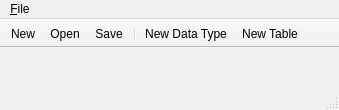
The window that mainwindow.ui (fritzone/ddm) describes before a commit, drawn with Qt 5.
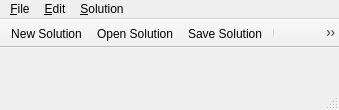
The same window after the commit. Icons and pictures are not drawn.

The edit to the form file:
```diff
--- a/mainwindow.ui
+++ b/mainwindow.ui
@@ -36,7 +36,7 @@
      <x>0</x>
      <y>0</y>
      <width>339</width>
-     <height>25</height>
+     <height>26</height>
     </rect>
    </property>
    <widget class="QMenu" name="menu_File">
@@ -45,8 +45,23 @@
     </property>
     <addaction name="action_New"/>
     <addaction name="action_Open"/>
+    <addaction name="action_Save"/>
+   </widget>
+   <widget class="QMenu" name="menu_Solution">
+    <property name="title">
+     <string>&amp;Solution</string>
+    </property>
+    <addaction name="action_NewDataType"/>
+    <addaction name="action_NewTable"/>
+   </widget>
+   <widget class="QMenu" name="menu_Edit">
+    <property name="title">
+     <string>&amp;Edit</string>
+    </property>
    </widget>
    <addaction name="menu_File"/>
+   <addaction name="menu_Edit"/>
+   <addaction name="menu_Solution"/>
   </widget>
   <widget class="QToolBar" name="mainToolBar">
    <property name="movable">
@@ -78,7 +93,10 @@
      <normaloff>:/images/actions/images/actions/filenew.png</normaloff>:/images/actions/images/actions/filenew.png</iconset>
    </property>
    <property name="text">
-    <string>&amp;New</string>
+    <string>&amp;New Solution</string>
+   </property>
+   <property name="shortcut">
+    <string>Ctrl+N</string>
    </property>
   </action>
   <action name="action_Save">
@@ -87,7 +105,7 @@
      <normaloff>:/images/actions/images/actions/filesave.png</normaloff>:/images/actions/images/actions/filesave.png</iconset>
    </property>
    <property name="text">
-    <string>&amp;Save</string>
+    <string>&amp;Save Solution</string>
    </property>
    <property name="toolTip">
     <string>Save</string>
@@ -97,6 +115,9 @@
    </property>
   </action>
   <action name="action_NewDataType">
+   <property name="enabled">
+    <bool>false</bool>
+   </property>
    <property name="icon">
     <iconset resource="dbm.qrc">
      <normaloff>:/images/actions/images/actions/add.png</normaloff>:/images/actions/images/actions/add.png</iconset>
@@ -104,6 +125,9 @@
    <property name="text">
     <string>New &amp;Data Type</string>
    </property>
+   <property name="iconText">
+    <string>New DataType</string>
+   </property>
    <property name="toolTip">
     <string>Create a new data type</string>
    </property>
@@ -112,6 +136,9 @@
    </property>
   </action>
   <action name="action_NewTable">
+   <property name="enabled">
+    <bool>false</bool>
+   </property>
    <property name="icon">
     <iconset resource="dbm.qrc">
      <normaloff>:/images/actions/images/actions/table.png</normaloff>:/images/actions/images/actions/table.png</iconset>
@@ -119,6 +146,9 @@
    <property name="text">
     <string>New Table</string>
    </property>
+   <property name="iconText">
+    <string>New &amp;Table</string>
+   </property>
    <property name="toolTip">
     <string>Create a New Table</string>
    </property>
@@ -132,7 +162,10 @@
      <normaloff>:/images/actions/images/actions/fileopen.png</normaloff>:/images/actions/images/actions/fileopen.png</iconset>
    </property>
    <property name="text">
-    <string>&amp;Open</string>
+    <string>&amp;Open Solution</string>
+   </property>
+   <property name="shortcut">
+    <string>Ctrl+O</string>
    </property>
   </action>
  </widget>
```
